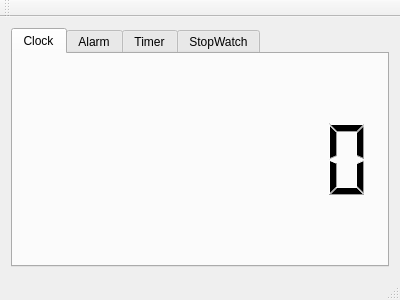
Qt form multi-watch/mainwindow.ui (Halum/multi-watch) before a commit.
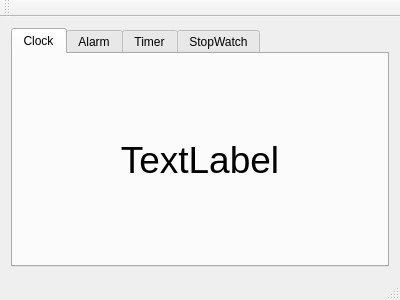
The same form after that commit.

Patch:
```diff
--- a/multi-watch/mainwindow.ui
+++ b/multi-watch/mainwindow.ui
@@ -29,21 +29,17 @@
        </attribute>
        <layout class="QVBoxLayout" name="verticalLayout">
         <item>
-         <widget class="QLCDNumber" name="digitalClock">
-          <property name="sizePolicy">
-           <sizepolicy hsizetype="Expanding" vsizetype="Preferred">
-            <horstretch>0</horstretch>
-            <verstretch>0</verstretch>
-           </sizepolicy>
+         <widget class="QLabel" name="digitalClock">
+          <property name="font">
+           <font>
+            <pointsize>28</pointsize>
+           </font>
           </property>
-          <property name="frameShape">
-           <enum>QFrame::NoFrame</enum>
+          <property name="text">
+           <string>TextLabel</string>
           </property>
-          <property name="digitCount">
-           <number>8</number>
-          </property>
-          <property name="segmentStyle">
-           <enum>QLCDNumber::Filled</enum>
+          <property name="alignment">
+           <set>Qt::AlignCenter</set>
           </property>
          </widget>
         </item>
```
Left out of the diff: 3 changed lines with no effect on the pictures.
